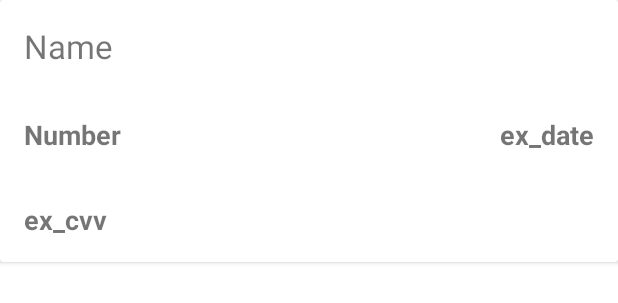
After one commit to awatroba/cards_storage, an Android app: the layout cards_row.xml on its own in the app's theme, with its tools: preview values and no code run, on a phone screen of 412 x 824 dp. The commit adds this screen. Shown: the top 303 px of the screen. Run offline under Robolectric (Android 15) with nearby library versions, the phone set to English and light mode, and no system bars.

Commit message:
correct cards list(expandable) with default values

```diff
--- /dev/null
+++ b/app/src/main/res/layout/cards_row.xml
@@ -0,0 +1,57 @@
+<?xml version="1.0" encoding="utf-8"?>
+<androidx.cardview.widget.CardView xmlns:android="http://schemas.android.com/apk/res/android"
+    android:layout_width="match_parent"
+    android:layout_height="wrap_content">
+
+    <LinearLayout
+        android:id="@+id/linearLayout"
+        android:layout_width="match_parent"
+        android:layout_height="wrap_content"
+        android:orientation="vertical">
+
+        <TextView
+            android:id="@+id/rowTxtName"
+            android:layout_width="wrap_content"
+            android:layout_height="wrap_content"
+            android:padding="16dp"
+            android:text="Name"
+            android:textSize="22sp" />
+
+        <RelativeLayout
+            android:id="@+id/expandableLayout"
+            android:layout_width="match_parent"
+            android:layout_height="wrap_content">
+
+            <TextView
+                android:id="@+id/exNumber"
+                android:layout_width="wrap_content"
+                android:layout_height="wrap_content"
+                android:padding="16dp"
+                android:text="Number"
+                android:textSize="18sp"
+                android:textStyle="bold" />
+
+            <TextView
+                android:id="@+id/exCvv"
+                android:layout_width="wrap_content"
+                android:layout_height="wrap_content"
+                android:layout_below="@+id/exNumber"
+                android:padding="16dp"
+                android:text="ex_cvv"
+                android:textSize="18sp"
+                android:textStyle="bold" />
+
+            <TextView
+                android:id="@+id/exDate"
+                android:layout_width="wrap_content"
+                android:layout_height="wrap_content"
+                android:layout_alignParentRight="true"
+                android:padding="16dp"
+                android:text="ex_date"
+                android:textSize="18sp"
+                android:textStyle="bold" />
+
+        </RelativeLayout>
+    </LinearLayout>
+
+</androidx.cardview.widget.CardView>
```
Also changed, not shown: app/build.gradle (+7 -0 lines), app/src/main/java/com/cardsStorage/helpers/CardAdapter.java (deleted, +0 -51 lines), app/src/main/java/com/cardsStorage/helpers/CardRecyclerViewAdapter.java (added, +93 -0 lines), app/src/main/java/com/cardsStorage/model/CreditCard.java (+23 -0 lines), app/src/main/res/layout/dashboard.xml (+13 -18 lines), app/src/main/res/layout/item_card.xml (deleted, +0 -30 lines).
